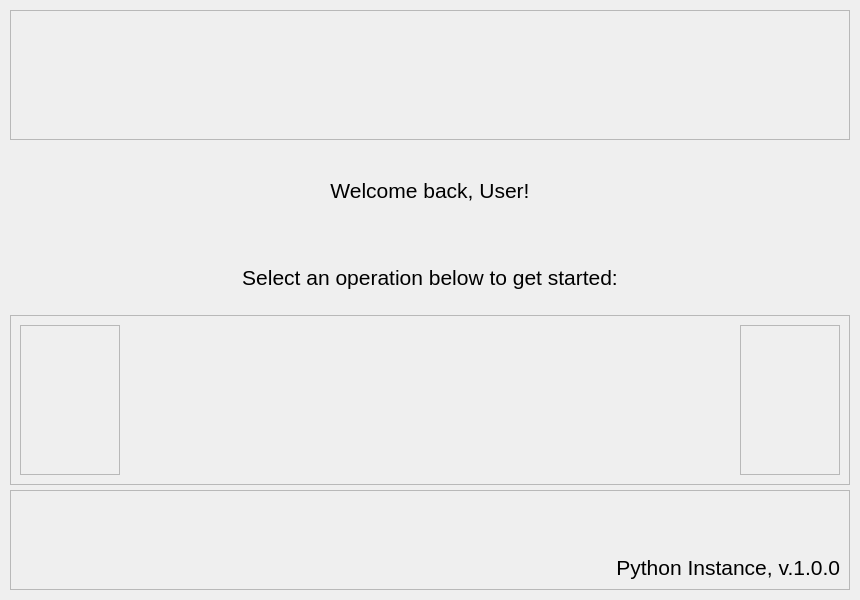
Before: the Qt Designer form gui/uis/pages/main_pages.ui in NoodleGodz/Final-Project-Python, drawn with Qt 5.
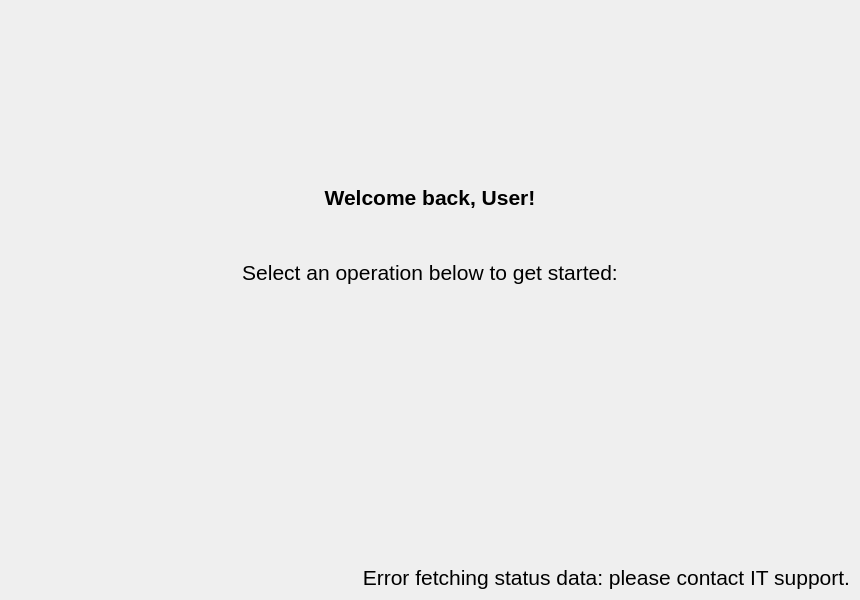
After: the same form once the commit is applied. The open tabs and pages were chosen to show the change.

Commit message: Add post-login panel

Patch:
```diff
--- a/gui/uis/pages/main_pages.ui
+++ b/gui/uis/pages/main_pages.ui
@@ -32,7 +32,7 @@
    <item>
     <widget class="QStackedWidget" name="pages">
      <property name="currentIndex">
-      <number>2</number>
+      <number>1</number>
      </property>
      <widget class="QWidget" name="page_1">
       <property name="styleSheet">
@@ -317,9 +317,12 @@
         <number>5</number>
        </property>
        <item>
-        <widget class="QLabel" name="label_2">
-         <property name="text">
-          <string>Page 2</string>
+        <widget class="QFrame" name="frame_3">
+         <property name="frameShape">
+          <enum>QFrame::StyledPanel</enum>
+         </property>
+         <property name="frameShadow">
+          <enum>QFrame::Raised</enum>
          </property>
         </widget>
        </item>
@@ -347,6 +350,22 @@
        <property name="bottomMargin">
         <number>5</number>
        </property>
+       <item>
+        <widget class="QFrame" name="frame">
+         <property name="maximumSize">
+          <size>
+           <width>16777215</width>
+           <height>150</height>
+          </size>
+         </property>
+         <property name="frameShape">
+          <enum>QFrame::NoFrame</enum>
+         </property>
+         <property name="frameShadow">
+          <enum>QFrame::Raised</enum>
+         </property>
+        </widget>
+       </item>
        <item>
         <widget class="QFrame" name="main_frame_logged">
          <property name="maximumSize">
@@ -380,22 +399,6 @@
           <property name="bottomMargin">
            <number>0</number>
           </property>
-          <item>
-           <widget class="QFrame" name="frame_8">
-            <property name="minimumSize">
-             <size>
-              <width>0</width>
-              <height>0</height>
-             </size>
-            </property>
-            <property name="frameShape">
-             <enum>QFrame::StyledPanel</enum>
-            </property>
-            <property name="frameShadow">
-             <enum>QFrame::Raised</enum>
-            </property>
-           </widget>
-          </item>
           <item>
            <widget class="QLabel" name="label_welcome">
             <property name="maximumSize">
@@ -409,11 +412,12 @@
               <family>Ubuntu</family>
               <pointsize>30</pointsize>
               <italic>false</italic>
-              <bold>false</bold>
+              <bold>true</bold>
              </font>
             </property>
             <property name="styleSheet">
-             <string notr="true">font: 30pt &quot;Ubuntu&quot;;</string>
+             <string notr="true">font: 700 30pt &quot;Ubuntu&quot;;
+color: &quot;#4f9fee&quot;</string>
             </property>
             <property name="text">
              <string>Welcome back, User!</string>
@@ -423,6 +427,28 @@
             </property>
            </widget>
           </item>
+          <item>
+           <widget class="QFrame" name="frame_2">
+            <property name="minimumSize">
+             <size>
+              <width>0</width>
+              <height>10</height>
+             </size>
+            </property>
+            <property name="maximumSize">
+             <size>
+              <width>16777215</width>
+              <height>10</height>
+             </size>
+            </property>
+            <property name="frameShape">
+             <enum>QFrame::NoFrame</enum>
+            </property>
+            <property name="frameShadow">
+             <enum>QFrame::Raised</enum>
+            </property>
+           </widget>
+          </item>
           <item>
            <widget class="QLabel" name="label_4">
             <property name="maximumSize">
@@ -444,16 +470,22 @@
             <property name="minimumSize">
              <size>
               <width>0</width>
-              <height>170</height>
+              <height>160</height>
              </size>
             </property>
             <property name="frameShape">
-             <enum>QFrame::StyledPanel</enum>
+             <enum>QFrame::NoFrame</enum>
             </property>
             <property name="frameShadow">
              <enum>QFrame::Raised</enum>
             </property>
             <layout class="QHBoxLayout" name="layout_btn_logged_frame">
+             <property name="spacing">
+              <number>15</number>
+             </property>
+             <property name="rightMargin">
+              <number>9</number>
+             </property>
              <item>
               <widget class="QFrame" name="frame_btn_mleft">
                <property name="maximumSize">
@@ -463,7 +495,7 @@
                 </size>
                </property>
                <property name="frameShape">
-                <enum>QFrame::StyledPanel</enum>
+                <enum>QFrame::NoFrame</enum>
                </property>
                <property name="frameShadow">
                 <enum>QFrame::Raised</enum>
@@ -472,6 +504,12 @@
              </item>
              <item>
               <widget class="QFrame" name="frame_btn_stat">
+               <property name="minimumSize">
+                <size>
+                 <width>0</width>
+                 <height>0</height>
+                </size>
+               </property>
                <property name="frameShape">
                 <enum>QFrame::NoFrame</enum>
                </property>
@@ -499,6 +537,12 @@
              </item>
              <item>
               <widget class="QFrame" name="frame_btn_manage">
+               <property name="minimumSize">
+                <size>
+                 <width>0</width>
+                 <height>0</height>
+                </size>
+               </property>
                <property name="frameShape">
                 <enum>QFrame::NoFrame</enum>
                </property>
@@ -524,6 +568,33 @@
                </layout>
               </widget>
              </item>
+             <item>
+              <widget class="QFrame" name="frame_btn_logout">
+               <property name="frameShape">
+                <enum>QFrame::NoFrame</enum>
+               </property>
+               <property name="frameShadow">
+                <enum>QFrame::Raised</enum>
+               </property>
+               <layout class="QVBoxLayout" name="layout_frame_btn_logout">
+                <property name="spacing">
+                 <number>0</number>
+                </property>
+                <property name="leftMargin">
+                 <number>0</number>
+                </property>
+                <property name="topMargin">
+                 <number>0</number>
+                </property>
+                <property name="rightMargin">
+                 <number>0</number>
+                </property>
+                <property name="bottomMargin">
+                 <number>0</number>
+                </property>
+               </layout>
+              </widget>
+             </item>
              <item>
               <widget class="QFrame" name="frame_btn_sright">
                <property name="minimumSize">
@@ -539,7 +610,7 @@
                 </size>
                </property>
                <property name="frameShape">
-                <enum>QFrame::StyledPanel</enum>
+                <enum>QFrame::NoFrame</enum>
                </property>
                <property name="frameShadow">
                 <enum>QFrame::Raised</enum>
@@ -563,23 +634,50 @@
          <property name="maximumSize">
           <size>
            <width>16777215</width>
-           <height>100</height>
+           <height>120</height>
           </size>
          </property>
          <property name="frameShape">
-          <enum>QFrame::StyledPanel</enum>
+          <enum>QFrame::NoFrame</enum>
          </property>
          <property name="frameShadow">
           <enum>QFrame::Raised</enum>
          </property>
          <layout class="QHBoxLayout" name="horizontalLayout_2">
+          <property name="spacing">
+           <number>0</number>
+          </property>
+          <property name="leftMargin">
+           <number>0</number>
+          </property>
+          <property name="topMargin">
+           <number>0</number>
+          </property>
+          <property name="rightMargin">
+           <number>0</number>
+          </property>
+          <property name="bottomMargin">
+           <number>0</number>
+          </property>
           <item>
-           <widget class="QLabel" name="label_5">
+           <widget class="QLabel" name="label_status">
+            <property name="minimumSize">
+             <size>
+              <width>0</width>
+              <height>0</height>
+             </size>
+            </property>
+            <property name="maximumSize">
+             <size>
+              <width>16777215</width>
+              <height>16777215</height>
+             </size>
+            </property>
             <property name="styleSheet">
-             <string notr="true">font: 8pt &quot;Ubuntu&quot;;</string>
+             <string notr="true">font: 10pt &quot;Ubuntu&quot;;</string>
             </property>
             <property name="text">
-             <string>Python Instance, v.1.0.0</string>
+             <string>Error fetching status data: please contact IT support.</string>
             </property>
             <property name="alignment">
              <set>Qt::AlignBottom|Qt::AlignRight|Qt::AlignTrailing</set>
@@ -622,6 +720,37 @@
        </item>
       </layout>
      </widget>
+     <widget class="QWidget" name="page_4">
+      <property name="styleSheet">
+       <string notr="true">QFrame {
+	  font-size: 16pt;
+       }</string>
+      </property>
+      <layout class="QVBoxLayout" name="page_3_layout">
+       <property name="spacing">
+        <number>5</number>
+       </property>
+       <property name="leftMargin">
+        <number>5</number>
+       </property>
+       <property name="topMargin">
+        <number>5</number>
+       </property>
+       <property name="rightMargin">
+        <number>5</number>
+       </property>
+       <property name="bottomMargin">
+        <number>5</number>
+       </property>
+       <item>
+        <widget class="QLabel" name="label">
+         <property name="text">
+          <string>Page 4</string>
+         </property>
+        </widget>
+       </item>
+      </layout>
+     </widget>
     </widget>
    </item>
   </layout>
```
The commit also changes 6 other files.
